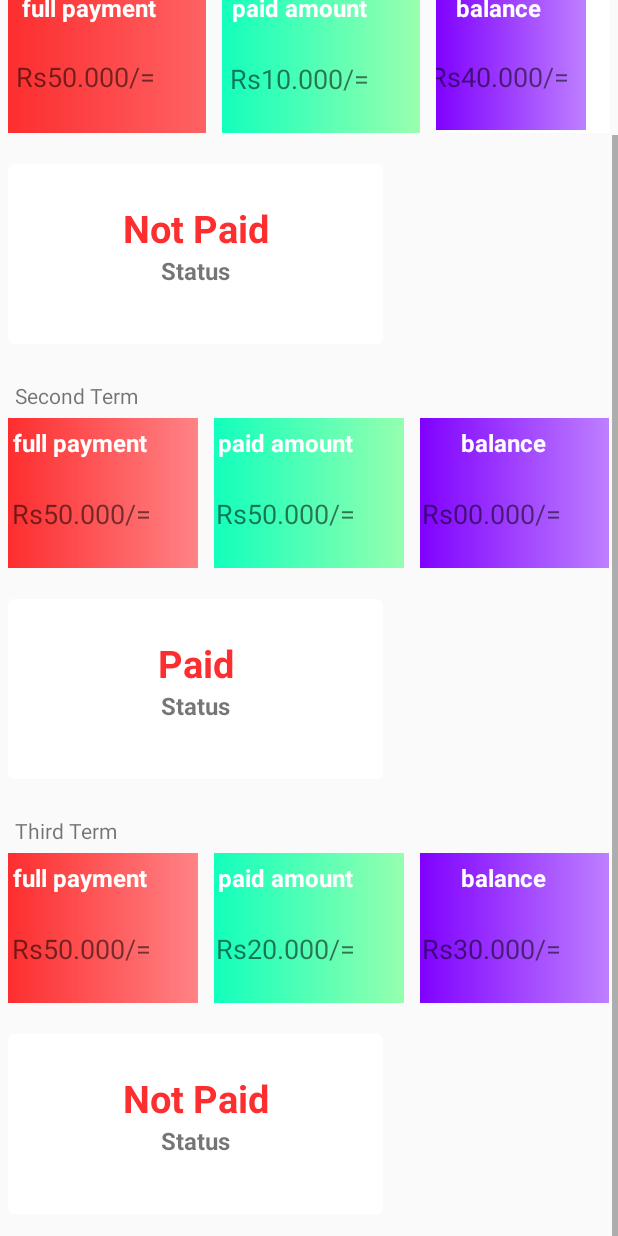
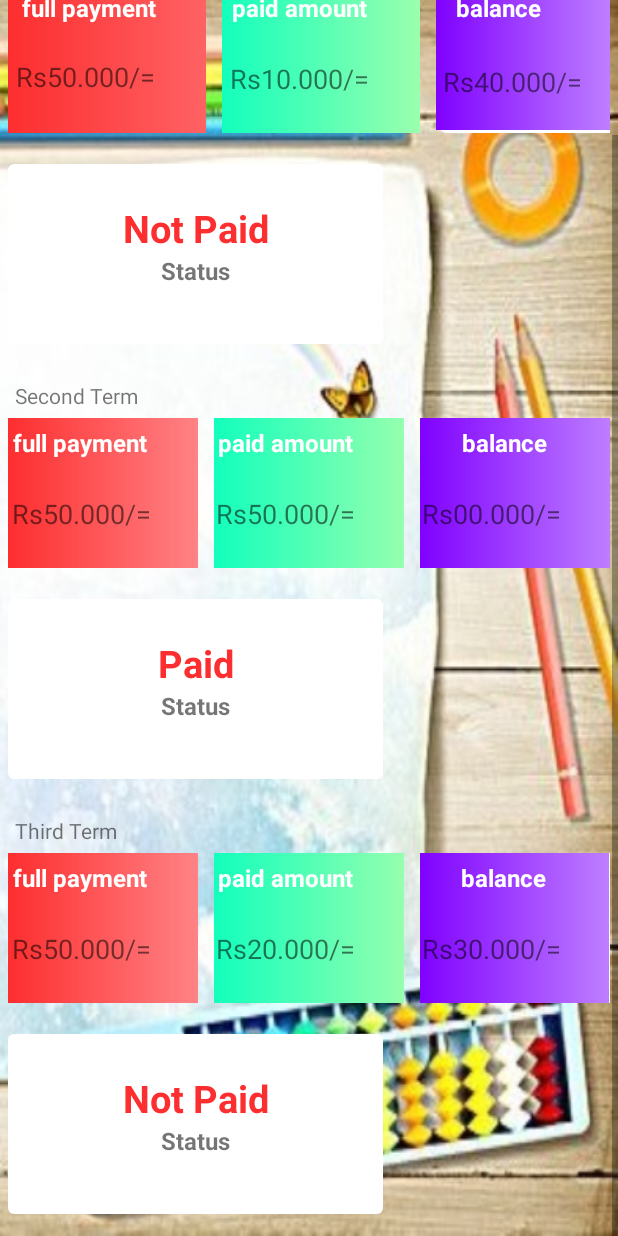
Before and after one commit to JulienAngelo/School-Management-System, an Android app: the layout activity_student__dash_board.xml on its own in the app's theme, with its tools: preview values and no code run, scrolled down 101 dp, on a phone screen of 412 x 824 dp. Run offline under Robolectric (Android 15) with nearby library versions, the phone set to English and light mode, and no system bars.

Commit message:
PaymentTable

```diff
--- a/app/src/main/res/layout/activity_payment_add.xml
+++ b/app/src/main/res/layout/activity_payment_add.xml
@@ -71,7 +71,7 @@
                         android:layout_height="500dp"
                         android:layout_marginStart="0dp"
                         android:layout_marginTop="20dp"
-                        android:alpha="0.6"
+                        android:alpha="0.8"
                         android:contentDescription="@string/rectangle_issue"
                         android:src="@drawable/issue_rectangle" />
 
--- a/app/src/main/res/layout/activity_student__dash_board.xml
+++ b/app/src/main/res/layout/activity_student__dash_board.xml
@@ -5,6 +5,9 @@
     xmlns:tools="http://schemas.android.com/tools"
     android:layout_width="match_parent"
     android:layout_height="wrap_content"
+    android:orientation="vertical"
+    android:scaleType="centerCrop"
+    android:background="@drawable/dbbackground"
     android:fillViewport="false"
     tools:context=".Student_DashBoard">
 
@@ -12,6 +15,10 @@
         android:layout_width="match_parent"
         android:layout_height="wrap_content"
         android:orientation="vertical">
+
+
+
+
 
         <LinearLayout
             android:layout_width="match_parent"
@@ -119,6 +126,7 @@
                                 android:textStyle="bold" />
 
                             <TextView
+                                android:id="@+id/ffp"
                                 android:layout_width="133dp"
                                 android:layout_height="70dp"
                                 android:layout_marginLeft="-15dp"
@@ -164,6 +172,7 @@
                                 android:textStyle="bold" />
 
                             <TextView
+                                android:id="@+id/fpa"
                                 android:layout_width="133dp"
                                 android:layout_height="match_parent"
                                 android:gravity="center"
@@ -209,11 +218,12 @@
                                 android:textStyle="bold" />
 
                             <TextView
-                                android:layout_width="115dp"
-                                android:layout_height="match_parent"
+                                android:id="@+id/fb"
+                                android:layout_width="132dp"
+                                android:layout_height="77dp"
+                                android:layout_marginLeft="-15dp"
                                 android:gravity="center"
                                 android:text="@string/first_balance_amount"
-                                android:layout_marginLeft="-15dp"
                                 android:textAlignment="center"
                                 android:textSize="18sp" />
 
@@ -327,6 +337,7 @@
                                 android:textStyle="bold" />
 
                             <TextView
+                                android:id="@+id/sfp"
                                 android:layout_width="128dp"
                                 android:layout_height="match_parent"
                                 android:gravity="center"
@@ -372,6 +383,7 @@
                                 android:textStyle="bold" />
 
                             <TextView
+                                android:id="@+id/spa"
                                 android:layout_width="126dp"
                                 android:layout_height="match_parent"
                                 android:gravity="center"
@@ -400,7 +412,7 @@
                         app:cardElevation="10dp">
 
                         <LinearLayout
-                            android:layout_width="126dp"
+                            android:layout_width="128dp"
                             android:layout_height="match_parent"
                             android:background="@drawable/gradientthree"
                             android:orientation="vertical">
@@ -408,20 +420,21 @@
                             <TextView
                                 android:layout_width="match_parent"
                                 android:layout_height="wrap_content"
+                                android:layout_marginLeft="-15dp"
                                 android:paddingTop="5dp"
                                 android:text="@string/third_balance"
-                                android:layout_marginLeft="-15dp"
                                 android:textAlignment="center"
                                 android:textColor="#fff"
                                 android:textSize="16sp"
                                 android:textStyle="bold" />
 
                             <TextView
+                                android:id="@+id/sb"
                                 android:layout_width="126dp"
                                 android:layout_height="match_parent"
+                                android:layout_marginLeft="-15dp"
                                 android:gravity="center"
                                 android:text="@string/second_balance_amount"
-                                android:layout_marginLeft="-15dp"
                                 android:textAlignment="center"
                                 android:textSize="18sp" />
 
@@ -534,6 +547,7 @@
                                 android:textStyle="bold" />
 
                             <TextView
+                                android:id="@+id/tfp"
                                 android:layout_width="128dp"
                                 android:layout_height="match_parent"
                                 android:gravity="center"
@@ -579,6 +593,7 @@
                                 android:textStyle="bold" />
 
                             <TextView
+                                android:id="@+id/tpa"
                                 android:layout_width="126dp"
                                 android:layout_height="match_parent"
                                 android:gravity="center"
@@ -624,6 +639,7 @@
                                 android:textStyle="bold" />
 
                             <TextView
+                                android:id="@+id/tb"
                                 android:layout_width="126dp"
                                 android:layout_height="match_parent"
                                 android:gravity="center"
--- a/app/src/main/res/values/ids.xml
+++ b/app/src/main/res/values/ids.xml
@@ -2,5 +2,6 @@
 <resources>
     <item name="charview2" type="id" />
     <item name="charview1" type="id" />
+    <item name="button_get" type="id" />
 
 </resources>
```
Also changed, not shown: app/src/main/java/com/example/studentinfo/PaymentAdd.java (+1 -17 lines), app/src/main/java/com/example/studentinfo/Student_DashBoard.java (+56 -5 lines), app/src/main/java/com/example/studentinfo/domain/Payment.java (+16 -25 lines), app/src/main/res/drawable/background.jpg (deleted), app/src/main/res/drawable/background.png (added), app/src/main/res/drawable/dbbackground.png (added).
